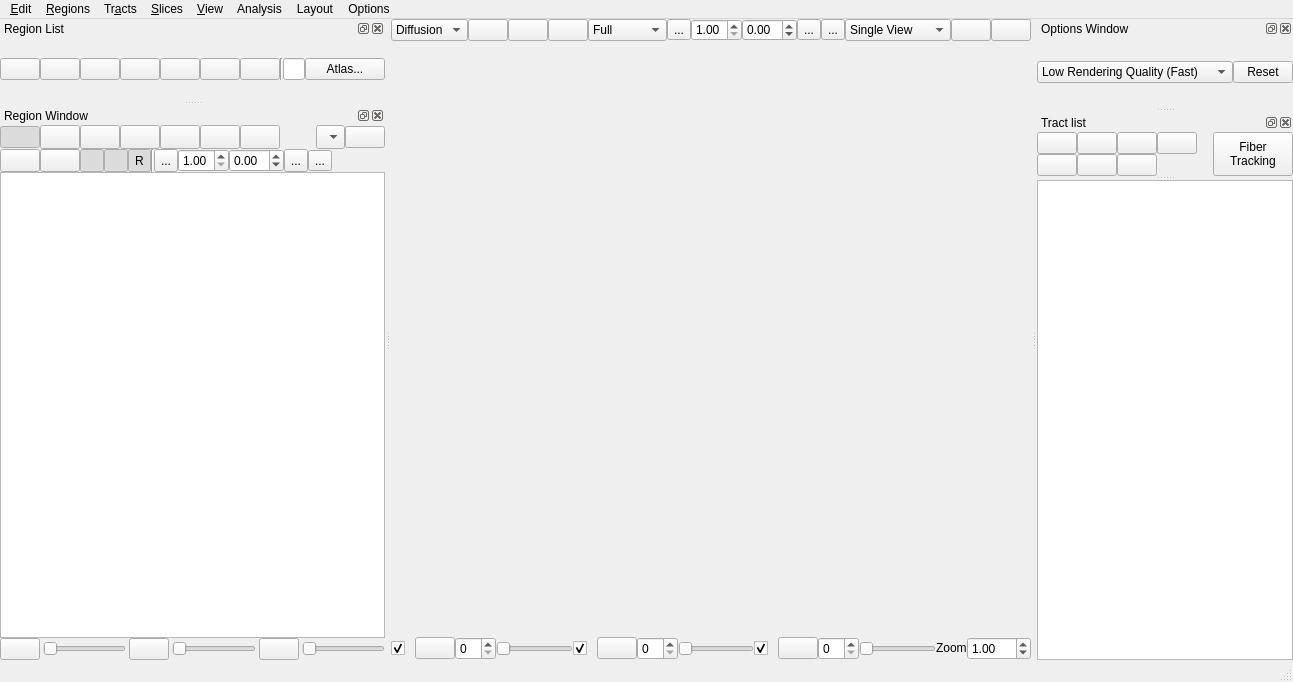
frankyeh/DSI-Studio, file tracking/tracking_window.ui: the form before one commit.
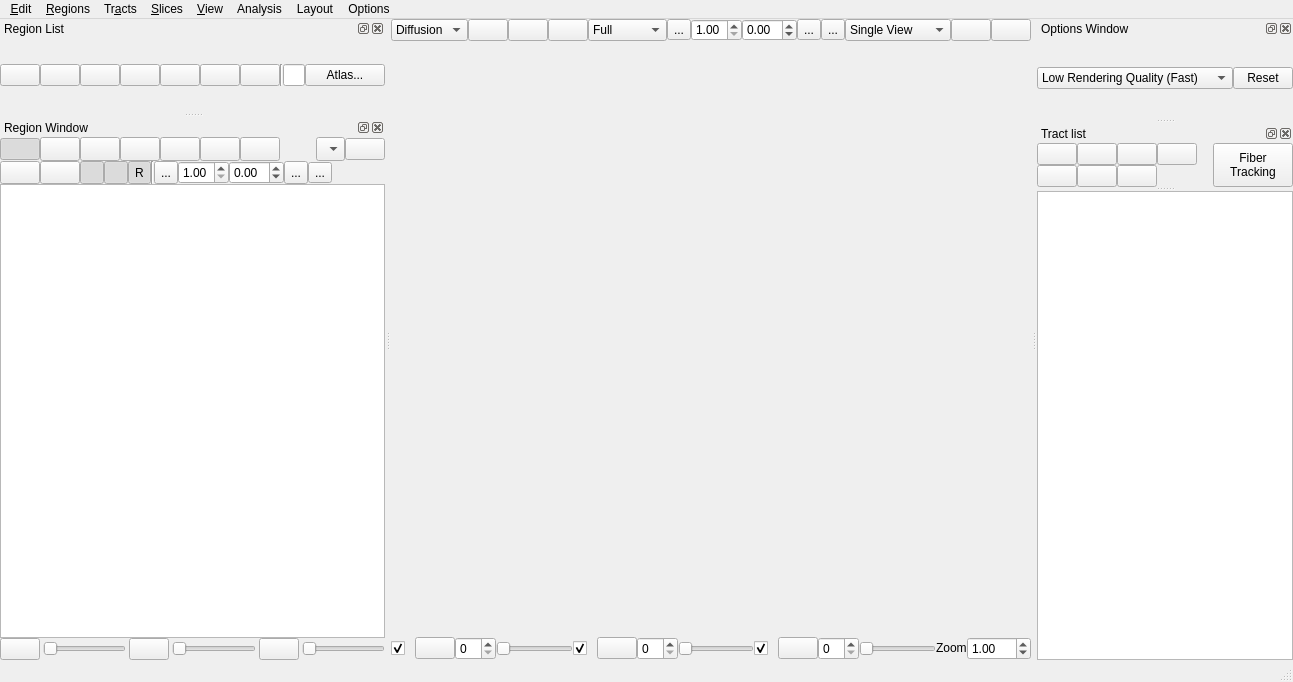
The form after the commit. Icons and pictures are not drawn. Custom widgets are drawn as their Qt base class.

Commit message: [ana] correct voxel data output when no fiber exists

What changed in the file:
```diff
--- a/tracking/tracking_window.ui
+++ b/tracking/tracking_window.ui
@@ -688,8 +688,8 @@
    </property>
    <property name="minimumSize">
     <size>
-     <width>0</width>
-     <height>0</height>
+     <width>332</width>
+     <height>48</height>
     </size>
    </property>
    <property name="maximumSize">
@@ -943,8 +943,8 @@
    </property>
    <property name="minimumSize">
     <size>
-     <width>0</width>
-     <height>0</height>
+     <width>233</width>
+     <height>47</height>
     </size>
    </property>
    <property name="windowTitle">
@@ -1311,8 +1311,8 @@
    </property>
    <property name="minimumSize">
     <size>
-     <width>0</width>
-     <height>0</height>
+     <width>197</width>
+     <height>156</height>
     </size>
    </property>
    <property name="maximumSize">
```
Left out of the diff: 2 changed lines with no effect on the pictures. The commit also changes 1 other file.
